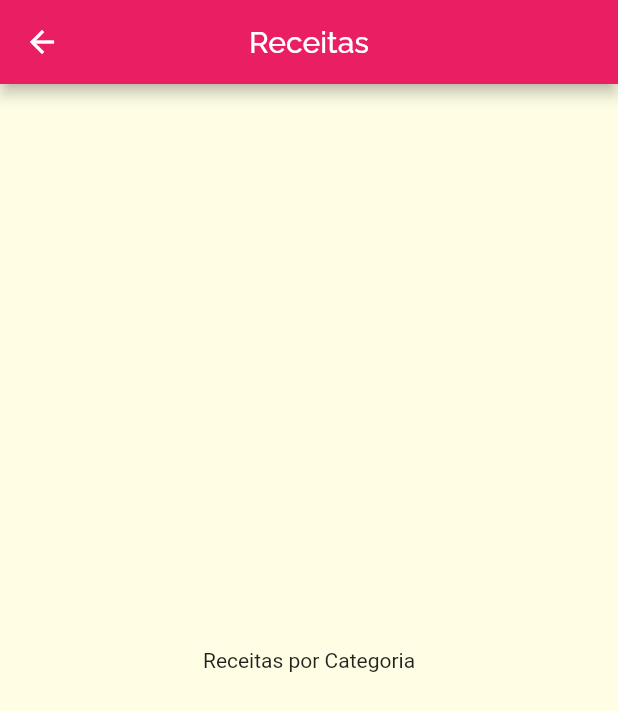
After one commit to divinor07/meals, a Flutter app: the CategoriesMealsScreen screen opened directly, on a phone screen of 412 x 824 dp. The commit adds this screen. Shown: the top 711 px of the screen. Run offline on Flutter 3.47's test engine with Material 2 defaults, Android fonts, the phone set to English and light mode, and no system bars.

Commit message:
Creating the recipe list screen by category

```diff
--- /dev/null
+++ b/lib/screens/categories_meals_screen.dart
@@ -0,0 +1,16 @@
+import 'package:flutter/material.dart';
+
+class CategoriesMealsScreen extends StatelessWidget {
+  @override
+  Widget build(BuildContext context) {
+    return Scaffold(
+      appBar: AppBar(
+        title: Text('Receitas'),
+        centerTitle: true,
+      ),
+      body: Center(
+        child: Text('Receitas por Categoria'),
+      ),
+    );
+  }
+}
```
Also changed, not shown: lib/components/category_item.dart (+11 -2 lines).
